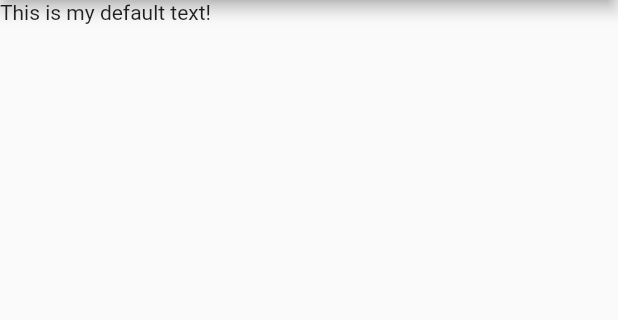
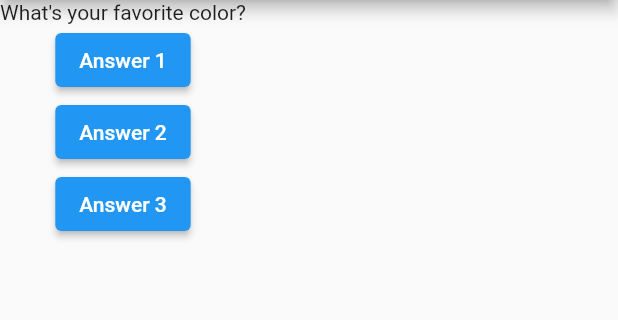
Before and after one commit to RetlavSource/StudyOf-Flutter, a Flutter app: the screen it shows after launch, on a phone screen of 412 x 824 dp, the part 84-404 px from its top. Run offline on Flutter 3.47's test engine with Material 2 defaults, Android fonts, the phone set to English and light mode, and no system bars.

Commit message:
Finished lesson 35

```diff
--- a/flutter_complete_guide/lib/main.dart
+++ b/flutter_complete_guide/lib/main.dart
@@ -7,14 +7,47 @@ import 'package:flutter/material.dart';
 void main() => runApp(MyApp());
 
 class MyApp extends StatelessWidget {
+  var questionIndex = 0;
+
+  void answerQuestion() {
+    questionIndex = questionIndex + 1;
+    print(questionIndex);
+  }
+
   @override
   Widget build(BuildContext context) {
+    var questions = [
+      'What\'s your favorite color?',
+      'What\'s your fovorite animal?',
+    ];
+
     return MaterialApp(
       home: Scaffold(
         appBar: AppBar(
           title: Text('My First App'),
         ),
-        body: Text('This is my default text!'),
+        body: Column(
+          children: [
+            Text(
+              questions[questionIndex],
+            ),
+            ElevatedButton(
+              child: Text('Answer 1'),
+              onPressed: answerQuestion,
+            ),
+            ElevatedButton(
+              child: Text('Answer 2'),
+              onPressed: () => print("Answer 2 chosen!"),
+            ),
+            ElevatedButton(
+              child: Text('Answer 3'),
+              onPressed: () {
+                // ...
+                print('Answer 3 cosen');
+              },
+            ),
+          ],
+        ),
       ),
     );
   }
```
